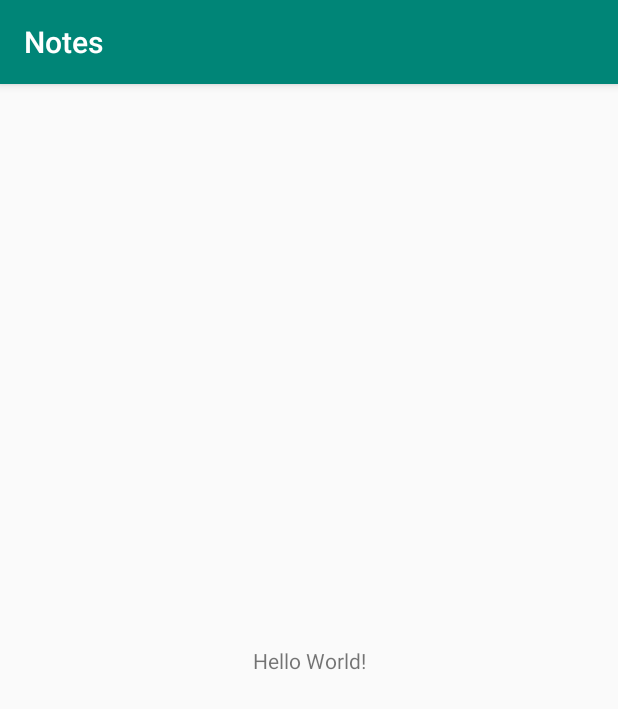
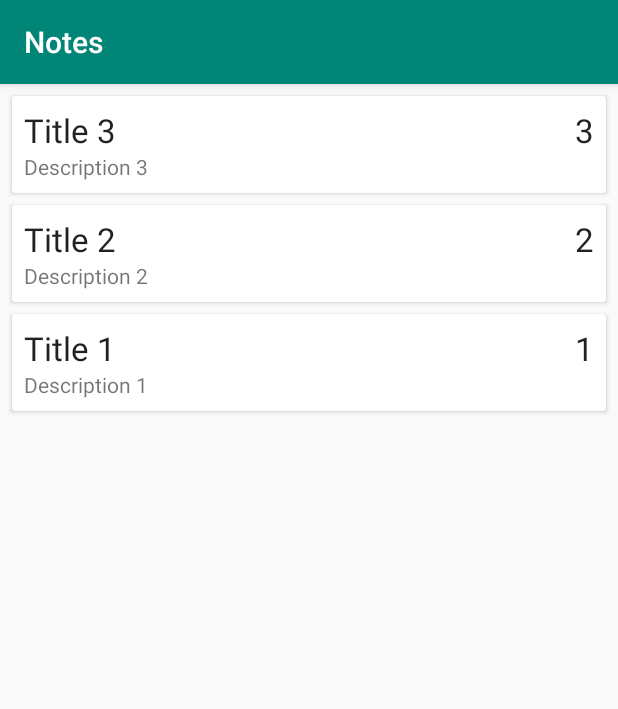
Before and after one commit to yumtaufikhidayat/notes, an Android app: the screen it shows after launch (MainActivity), on a phone screen of 412 x 824 dp. Shown: the top 709 px of the screen. Run offline under Robolectric (Android 15) with nearby library versions, the phone set to English and light mode, and no system bars; our stand-ins replace Room's generated code.

Commit message:
Fixing lifecycle dependencies version, adding adapter, and recyclerview

```diff
--- a/app/build.gradle
+++ b/app/build.gradle
@@ -34,7 +34,7 @@ dependencies {
     def lifecycle_version = "2.2.0"
 
     implementation "androidx.lifecycle:lifecycle-viewmodel:$lifecycle_version"
-    annotationProcessor "androidx.lifecycle:compiler:$lifecycle_version"
+    annotationProcessor "androidx.lifecycle:lifecycle-compiler:$lifecycle_version"
 
     /**
      * Room persistence database
--- a/app/src/main/java/com/taufik/notes/MainActivity.java
+++ b/app/src/main/java/com/taufik/notes/MainActivity.java
@@ -1,14 +1,48 @@
 package com.taufik.notes;
 
 import androidx.appcompat.app.AppCompatActivity;
+import androidx.lifecycle.Observer;
+import androidx.lifecycle.ViewModelProvider;
+import androidx.recyclerview.widget.LinearLayoutManager;
+import androidx.recyclerview.widget.RecyclerView;
 
 import android.os.Bundle;
+import android.widget.Toast;
+
+import com.taufik.notes.adapter.NotesAdapter;
+import com.taufik.notes.room.model.Notes;
+import com.taufik.notes.viewModel.NotesViewModel;
+
+import java.util.List;
 
 public class MainActivity extends AppCompatActivity {
+
+    NotesViewModel notesViewModel;
+    NotesAdapter adapter;
 
     @Override
     protected void onCreate(Bundle savedInstanceState) {
         super.onCreate(savedInstanceState);
         setContentView(R.layout.activity_main);
+
+        setRecyclerView();
+
+        notesViewModel = new ViewModelProvider(this).get(NotesViewModel.class);
+        notesViewModel.getAllNotes().observe(this, new Observer<List<Notes>>() {
+            @Override
+            public void onChanged(List<Notes> notes) {
+                adapter.setNotes(notes);
+            }
+        });
+    }
+
+    private void setRecyclerView() {
+        RecyclerView recyclerView = findViewById(R.id.recyclerViewMain);
+        recyclerView.setLayoutManager(new LinearLayoutManager(this));
+        recyclerView.setHasFixedSize(true);
+
+        adapter = new NotesAdapter();
+        recyclerView.setAdapter(adapter);
+
     }
 }
--- /dev/null
+++ b/app/src/main/java/com/taufik/notes/adapter/NotesAdapter.java
@@ -0,0 +1,62 @@
+package com.taufik.notes.adapter;
+
+import android.view.LayoutInflater;
+import android.view.View;
+import android.view.ViewGroup;
+import android.widget.TextView;
+
+import androidx.annotation.NonNull;
+import androidx.recyclerview.widget.RecyclerView;
+
+import com.taufik.notes.R;
+import com.taufik.notes.room.model.Notes;
+
+import java.util.ArrayList;
+import java.util.List;
+
+public class NotesAdapter extends RecyclerView.Adapter<NotesAdapter.MyViewHolder> {
+
+    private List<Notes> notes = new ArrayList<>();
+
+    public void setNotes(List<Notes> notes) {
+        this.notes = notes;
+        notifyDataSetChanged();
+    }
+
+    @NonNull
+    @Override
+    public MyViewHolder onCreateViewHolder(@NonNull ViewGroup parent, int viewType) {
+        View view = LayoutInflater.from(parent.getContext()).inflate(R.layout.notes_item, parent, false);
+        return new MyViewHolder(view);
+    }
+
+    @Override
+    public void onBindViewHolder(@NonNull MyViewHolder holder, int position) {
+
+        Notes currentNotes = notes.get(position);
+
+        holder.tvTitle.setText(currentNotes.getNotesTitle());
+        holder.tvDescription.setText(currentNotes.getNotesDescription());
+        holder.tvPriority.setText(String.valueOf(currentNotes.getNotesPriority()));
+
+    }
+
+    @Override
+    public int getItemCount() {
+        return notes.size();
+    }
+
+    public class MyViewHolder extends RecyclerView.ViewHolder {
+
+        private TextView tvTitle, tvDescription, tvPriority;
+
+        public MyViewHolder(@NonNull View itemView) {
+            super(itemView);
+
+            tvTitle = itemView.findViewById(R.id.tvTitle);
+            tvDescription = itemView.findViewById(R.id.tvDescription);
+            tvPriority = itemView.findViewById(R.id.tvPriority);
+
+        }
+    }
+}
--- a/app/src/main/res/layout/activity_main.xml
+++ b/app/src/main/res/layout/activity_main.xml
@@ -1,18 +1,16 @@
 <?xml version="1.0" encoding="utf-8"?>
-<androidx.constraintlayout.widget.ConstraintLayout xmlns:android="http://schemas.android.com/apk/res/android"
+<androidx.coordinatorlayout.widget.CoordinatorLayout
+    xmlns:android="http://schemas.android.com/apk/res/android"
     xmlns:app="http://schemas.android.com/apk/res-auto"
     xmlns:tools="http://schemas.android.com/tools"
     android:layout_width="match_parent"
     android:layout_height="match_parent"
     tools:context=".MainActivity">
 
-    <TextView
-        android:layout_width="wrap_content"
-        android:layout_height="wrap_content"
-        android:text="Hello World!"
-        app:layout_constraintBottom_toBottomOf="parent"
-        app:layout_constraintLeft_toLeftOf="parent"
-        app:layout_constraintRight_toRightOf="parent"
-        app:layout_constraintTop_toTopOf="parent" />
+    <androidx.recyclerview.widget.RecyclerView
+        android:id="@+id/recyclerViewMain"
+        android:layout_width="match_parent"
+        android:layout_height="match_parent"
+        tools:listitem="@layout/notes_item"/>
 
-</androidx.constraintlayout.widget.ConstraintLayout>
+</androidx.coordinatorlayout.widget.CoordinatorLayout>
--- /dev/null
+++ b/app/src/main/res/layout/notes_item.xml
@@ -0,0 +1,43 @@
+<?xml version="1.0" encoding="utf-8"?>
+<androidx.cardview.widget.CardView
+    xmlns:android="http://schemas.android.com/apk/res/android"
+    android:layout_width="match_parent"
+    android:layout_height="wrap_content"
+    android:layout_marginStart="8dp"
+    android:layout_marginEnd="8dp"
+    android:layout_marginTop="8dp">
+
+    <RelativeLayout
+        android:layout_width="wrap_content"
+        android:layout_height="wrap_content"
+        android:padding="8dp">
+
+        <TextView
+            android:id="@+id/tvPriority"
+            android:layout_width="wrap_content"
+            android:layout_height="wrap_content"
+            android:layout_alignParentEnd="true"
+            android:text="@string/tvPriority"
+            android:textAppearance="@style/TextAppearance.AppCompat.Large"/>
+
+        <TextView
+            android:id="@+id/tvTitle"
+            android:layout_width="wrap_content"
+            android:layout_height="wrap_content"
+            android:text="@string/tvTitle"
+            android:textAppearance="@style/TextAppearance.AppCompat.Large"
+            android:maxLines="1"
+            android:layout_toStartOf="@id/tvPriority"
+            android:layout_alignParentStart="true"
+            android:ellipsize="end"/>
+
+        <TextView
+            android:id="@+id/tvDescription"
+            android:layout_width="wrap_content"
+            android:layout_height="wrap_content"
+            android:layout_below="@id/tvTitle"
+            android:text="@string/tvDescription"/>
+
+    </RelativeLayout>
+
+</androidx.cardview.widget.CardView>
--- a/app/src/main/res/values/strings.xml
+++ b/app/src/main/res/values/strings.xml
@@ -1,3 +1,6 @@
 <resources>
     <string name="app_name">Notes</string>
+    <string name="tvPriority">1</string>
+    <string name="tvTitle">Title</string>
+    <string name="tvDescription">Description</string>
 </resources>
```
Also changed, not shown: 2 other files.
